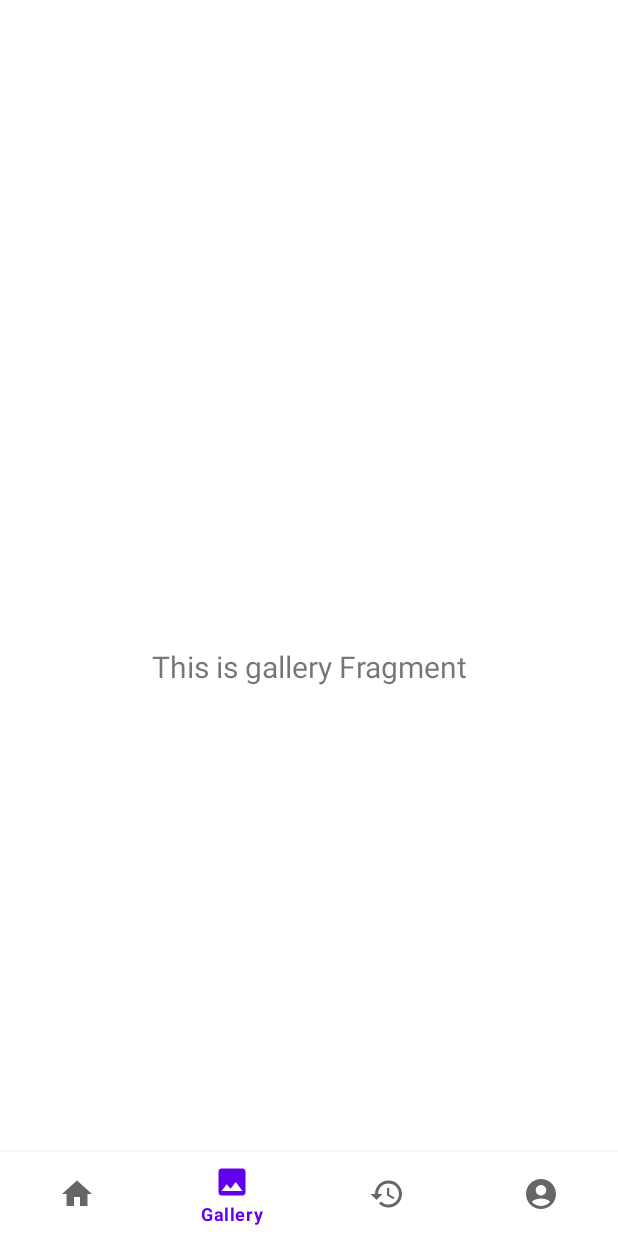
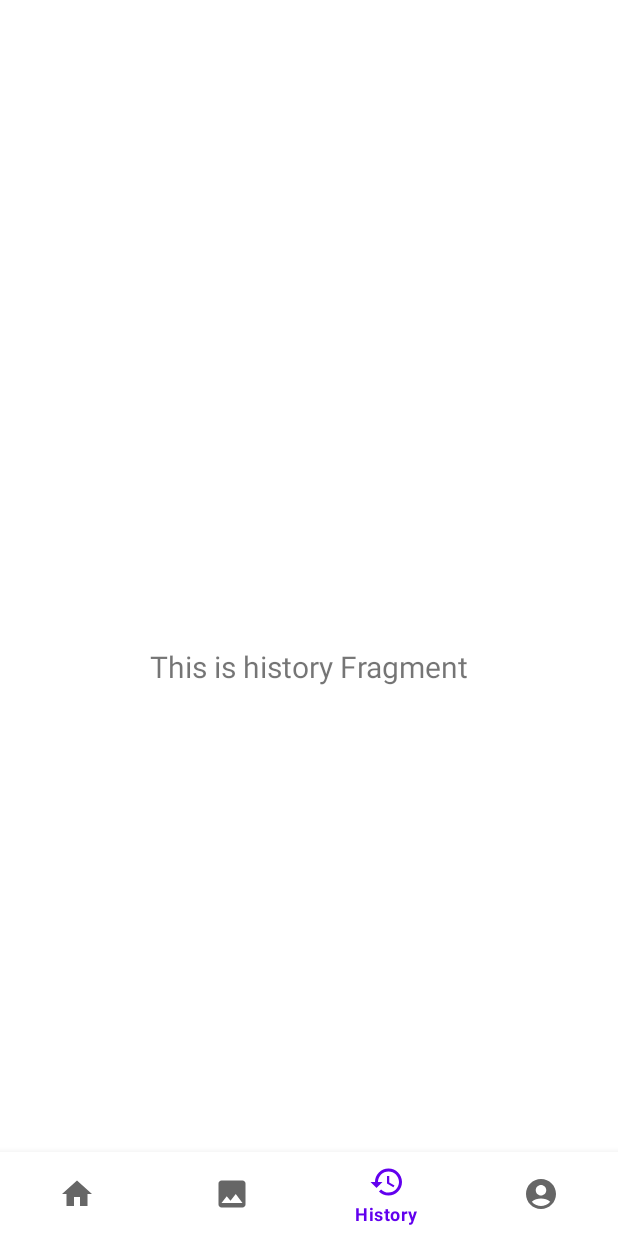
Before and after one commit to PestBusters-Apps/MobileDevelopment, an Android app: the screen it shows after launch (MainActivity), item 3 of the bottom bar chosen, on a phone screen of 412 x 824 dp. Run offline under Robolectric (Android 15) with nearby library versions, the phone set to English and light mode, and no system bars; our stand-ins replace navigation-ui.

Commit message:
navbar history fix

```diff
--- a/PestBusters/app/src/main/res/navigation/mobile_navigation.xml
+++ b/PestBusters/app/src/main/res/navigation/mobile_navigation.xml
@@ -18,7 +18,7 @@
         tools:layout="@layout/fragment_gallery" />
 
     <fragment
-        android:id="@+id/historyFragment"
+        android:id="@+id/navigation_history"
         android:name="com.example.pestbusters.ui.history.HistoryFragment"
         android:label="@string/title_history"
         tools:layout="@layout/fragment_history" />
```
